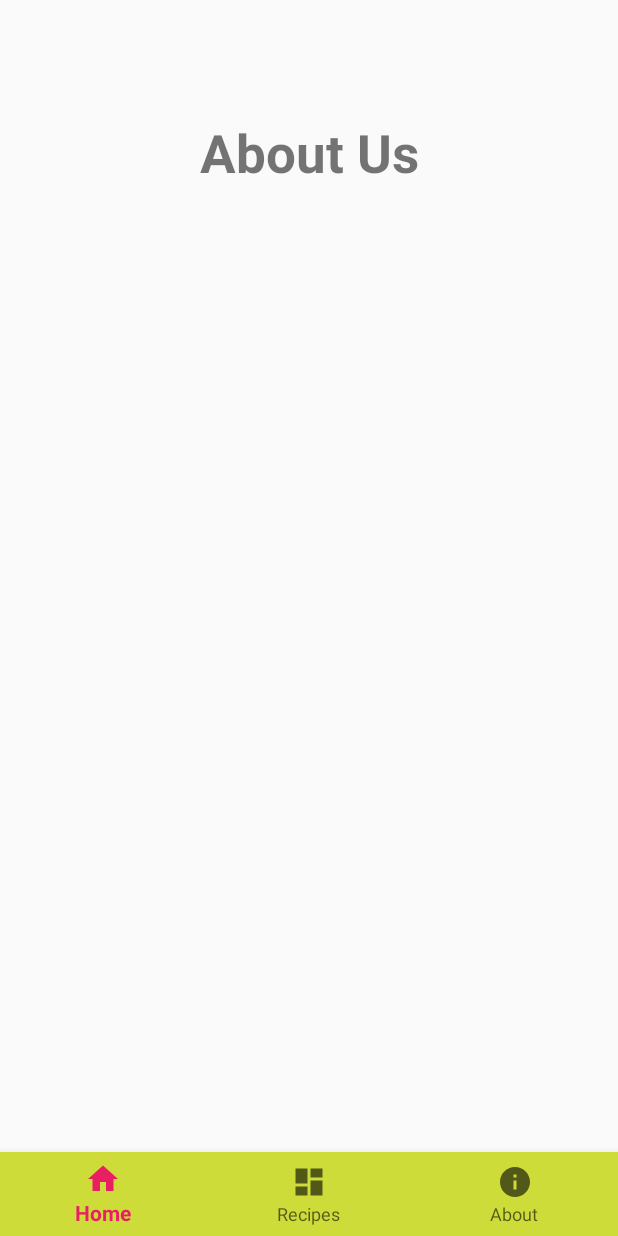
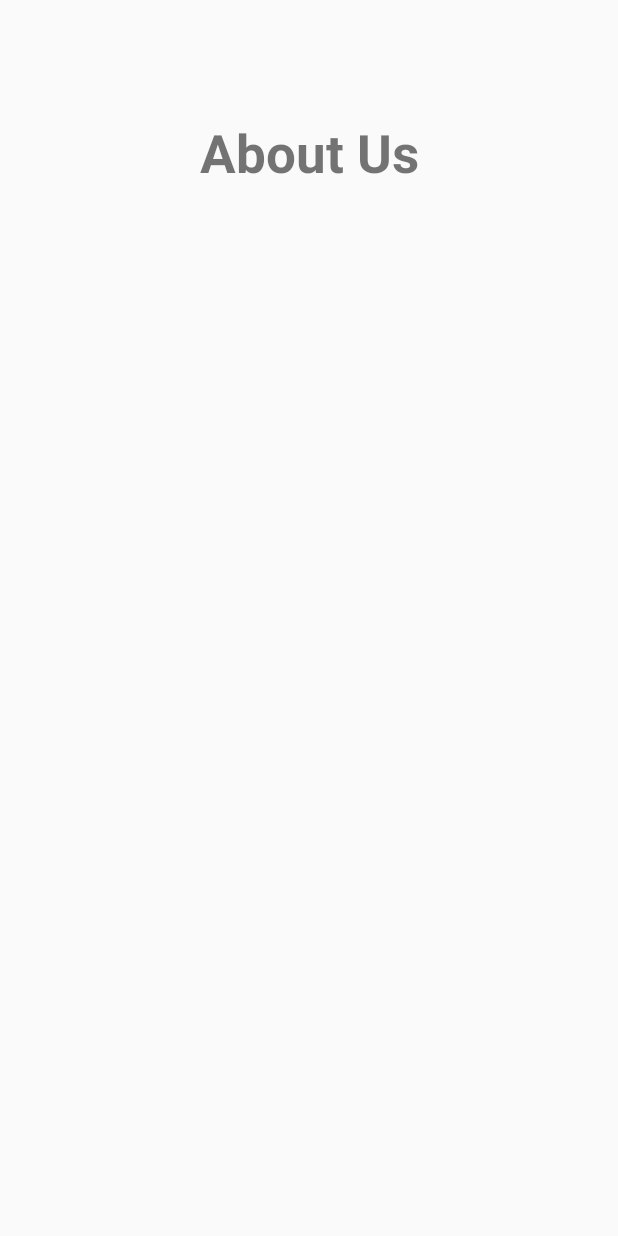
Before and after one commit to Samuel-dot-cloud/RecipeApp, an Android app: the AboutActivity screen opened directly, with no data from a screen before it, on a phone screen of 412 x 824 dp. Run offline under Robolectric (Android 15) with nearby library versions, the phone set to English and light mode, and no system bars; our stand-ins replace ButterKnife.

Commit message:
sorting out lists to display

```diff
--- /dev/null
+++ b/app/src/main/java/com/studiofive/recipeapp/MyRecipesArrayAdapter.java
@@ -0,0 +1,4 @@
+package com.studiofive.recipeapp;
+
+public class MyRecipesArrayAdapter {
+}
--- a/app/src/main/java/com/studiofive/recipeapp/RecipeActivity.java
+++ b/app/src/main/java/com/studiofive/recipeapp/RecipeActivity.java
@@ -23,11 +23,14 @@ public class RecipeActivity extends AppCompatActivity implements View.OnClickLis
 //    @BindView(R.id.menuBar)
 //    BottomNavigationView mMenuBar;
 
+    private String[] foods = new String[] {"Flatbread", "Chips", "Fish", "Pork", "Coffee", "Rice", "Burgers", "Chicken", "Cake", "Hotdog", "BCuban", "Bar Food", "Sports Bar", "Breakfast", "Mexican" };
+
     @Override
     protected void onCreate(Bundle savedInstanceState) {
         super.onCreate(savedInstanceState);
         setContentView(R.layout.activity_recipe);
         ButterKnife.bind(this);
+
 
 //        mFindAboutButton.setOnClickListener(this);
 
@@ -57,6 +60,9 @@ public class RecipeActivity extends AppCompatActivity implements View.OnClickLis
 //            }
 //        });
 
+        //setting a click listener
+        mFindAboutButton.setOnClickListener(this);
+
         Intent intent = getIntent();
         String recipe = intent.getStringExtra("recipe");
         mDisplaySearch.setText("Recipes found associated with search item:" + recipe);
--- a/app/src/main/res/layout/activity_about.xml
+++ b/app/src/main/res/layout/activity_about.xml
@@ -19,15 +19,15 @@
         app:layout_constraintTop_toTopOf="parent"
         app:layout_constraintVertical_bias="0.100000024" />
 
-    <com.google.android.material.bottomnavigation.BottomNavigationView
-        android:id="@+id/menuBar"
-        android:layout_width="match_parent"
-        android:layout_height="wrap_content"
-        app:layout_constraintBottom_toBottomOf="parent"
-        app:layout_constraintEnd_toEndOf="parent"
-        app:layout_constraintStart_toStartOf="parent"
-        app:layout_constraintTop_toTopOf="parent"
-        app:layout_constraintVertical_bias="1.0"
-        app:menu="@menu/bottom_navigation"
-        android:background="@color/textIcons"/>
+<!--    <com.google.android.material.bottomnavigation.BottomNavigationView-->
+<!--        android:id="@+id/menuBar"-->
+<!--        android:layout_width="match_parent"-->
+<!--        android:layout_height="wrap_content"-->
+<!--        app:layout_constraintBottom_toBottomOf="parent"-->
+<!--        app:layout_constraintEnd_toEndOf="parent"-->
+<!--        app:layout_constraintStart_toStartOf="parent"-->
+<!--        app:layout_constraintTop_toTopOf="parent"-->
+<!--        app:layout_constraintVertical_bias="1.0"-->
+<!--        app:menu="@menu/bottom_navigation"-->
+<!--        android:background="@color/textIcons"/>-->
 </androidx.constraintlayout.widget.ConstraintLayout>
--- a/app/src/main/res/layout/activity_main.xml
+++ b/app/src/main/res/layout/activity_main.xml
@@ -13,7 +13,7 @@
         android:text="See our various recipes"
         android:background="@color/textIcons"
         android:textColor="@color/colorDivider"
-        android:textSize="20sp"
+        android:textSize="15sp"
         app:layout_constraintBottom_toBottomOf="@+id/videoBackground"
         app:layout_constraintEnd_toEndOf="parent"
         app:layout_constraintHorizontal_bias="0.501"
```
Also changed, not shown: app/src/main/java/com/studiofive/recipeapp/MainActivity.java (+14 -3 lines).
